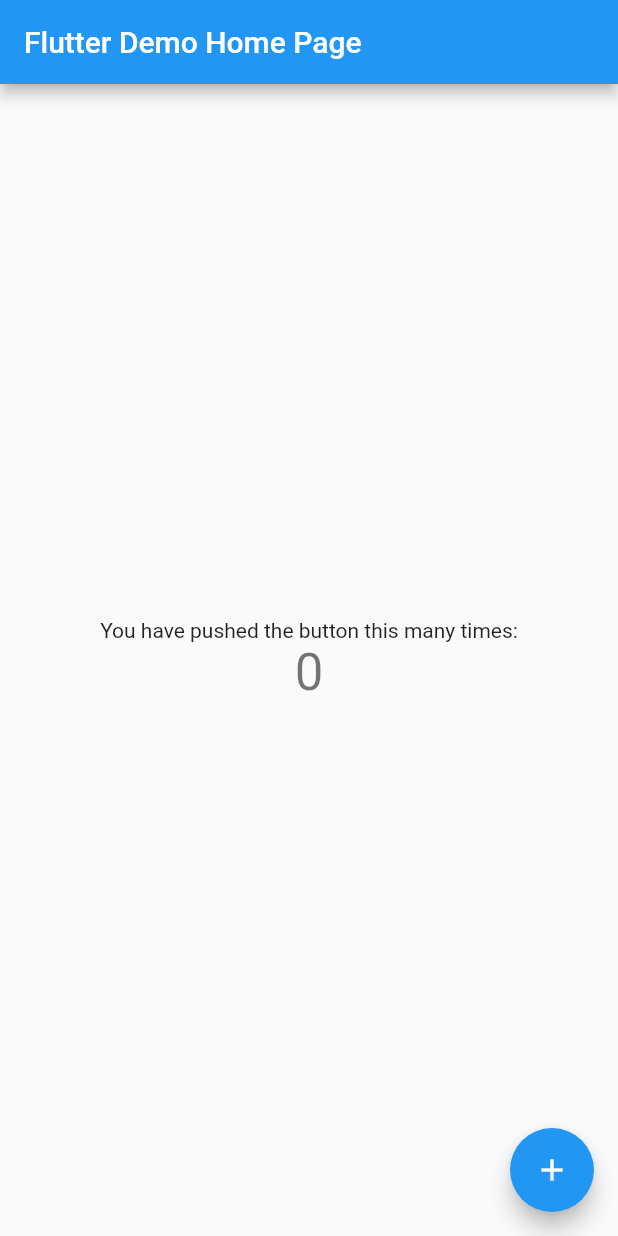
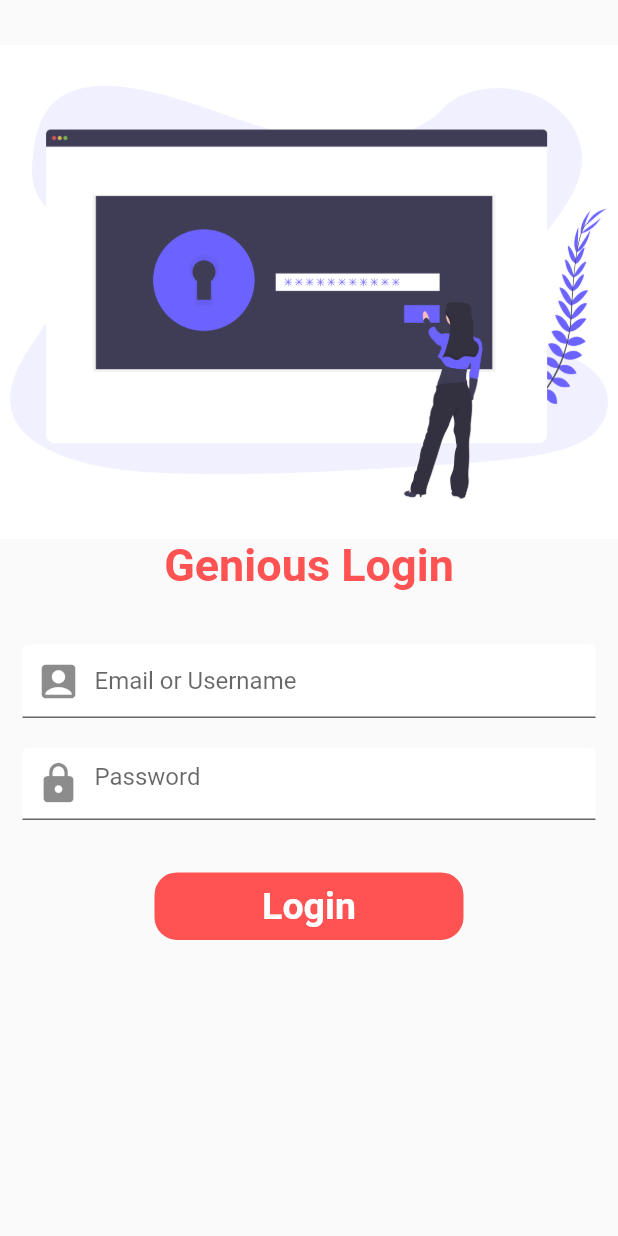
Before and after one commit to ideasbhatti/login_app, a Flutter app: the screen it shows after launch, on a phone screen of 412 x 824 dp. Run offline on Flutter 3.47's test engine with Material 2 defaults, Android fonts, the phone set to English and light mode, and no system bars.

Commit message:
Login Screen UI Design

```diff
--- a/lib/main.dart
+++ b/lib/main.dart
@@ -1,113 +1,21 @@
 import 'package:flutter/material.dart';
+import 'package:login_app/screens/home_screen.dart';
+import 'package:login_app/screens/login_screen.dart';
 
 void main() {
   runApp(MyApp());
 }
 
 class MyApp extends StatelessWidget {
-  // This widget is the root of your application.
   @override
   Widget build(BuildContext context) {
     return MaterialApp(
-      title: 'Flutter Demo',
+      debugShowCheckedModeBanner: false,
+      title: "Login App",
       theme: ThemeData(
-        // This is the theme of your application.
-        //
-        // Try running your application with "flutter run". You'll see the
-        // application has a blue toolbar. Then, without quitting the app, try
-        // changing the primarySwatch below to Colors.green and then invoke
-        // "hot reload" (press "r" in the console where you ran "flutter run",
-        // or simply save your changes to "hot reload" in a Flutter IDE).
-        // Notice that the counter didn't reset back to zero; the application
-        // is not restarted.
-        primarySwatch: Colors.blue,
+        primaryColor: Colors.redAccent,
       ),
-      home: MyHomePage(title: 'Flutter Demo Home Page'),
+      home: LoginScreen(),
     );
   }
 }
-
-class MyHomePage extends StatefulWidget {
-  MyHomePage({Key? key, required this.title}) : super(key: key);
-
-  // This widget is the home page of your application. It is stateful, meaning
-  // that it has a State object (defined below) that contains fields that affect
-  // how it looks.
-
-  // This class is the configuration for the state. It holds the values (in this
-  // case the title) provided by the parent (in this case the App widget) and
-  // used by the build method of the State. Fields in a Widget subclass are
-  // always marked "final".
-
-  final String title;
-
-  @override
-  _MyHomePageState createState() => _MyHomePageState();
-}
-
-class _MyHomePageState extends State<MyHomePage> {
-  int _counter = 0;
-
-  void _incrementCounter() {
-    setState(() {
-      // This call to setState tells the Flutter framework that something has
-      // changed in this State, which causes it to rerun the build method below
-      // so that the display can reflect the updated values. If we changed
-      // _counter without calling setState(), then the build method would not be
-      // called again, and so nothing would appear to happen.
-      _counter++;
-    });
-  }
-
-  @override
-  Widget build(BuildContext context) {
-    // This method is rerun every time setState is called, for instance as done
-    // by the _incrementCounter method above.
-    //
-    // The Flutter framework has been optimized to make rerunning build methods
-    // fast, so that you can just rebuild anything that needs updating rather
-    // than having to individually change instances of widgets.
-    return Scaffold(
-      appBar: AppBar(
-        // Here we take the value from the MyHomePage object that was created by
-        // the App.build method, and use it to set our appbar title.
-        title: Text(widget.title),
-      ),
-      body: Center(
-        // Center is a layout widget. It takes a single child and positions it
-        // in the middle of the parent.
-        child: Column(
-          // Column is also a layout widget. It takes a list of children and
-          // arranges them vertically. By default, it sizes itself to fit its
-          // children horizontally, and tries to be as tall as its parent.
-          //
-          // Invoke "debug painting" (press "p" in the console, choose the
-          // "Toggle Debug Paint" action from the Flutter Inspector in Android
-          // Studio, or the "Toggle Debug Paint" command in Visual Studio Code)
-          // to see the wireframe for each widget.
-          //
-          // Column has various properties to control how it sizes itself and
-          // how it positions its children. Here we use mainAxisAlignment to
-          // center the children vertically; the main axis here is the vertical
-          // axis because Columns are vertical (the cross axis would be
-          // horizontal).
-          mainAxisAlignment: MainAxisAlignment.center,
-          children: <Widget>[
-            Text(
-              'You have pushed the button this many times:',
-            ),
-            Text(
-              '$_counter',
-              style: Theme.of(context).textTheme.headline4,
-            ),
-          ],
-        ),
-      ),
-      floatingActionButton: FloatingActionButton(
-        onPressed: _incrementCounter,
-        tooltip: 'Increment',
-        child: Icon(Icons.add),
-      ), // This trailing comma makes auto-formatting nicer for build methods.
-    );
-  }
-}
--- /dev/null
+++ b/lib/models/user.dart
@@ -0,0 +1,28 @@
+class User {
+  final int id;
+  final String username;
+  final String password;
+
+  User(this.id, this.username, this.password);
+
+  // Encription
+  encrypt(pass) {
+    return password + 'abc';
+  }
+
+  decrypt(pass) {
+    return pass.substring(0, pass.length - 3);
+  }
+
+  bool login() {
+    if (_users[0].username == this.username &&
+        _users[0].password == this.password) {
+      return true;
+    }
+    return false;
+  }
+}
+
+List<User> _users = [
+  User(1, "sknneu", "sknneu"),
+];
--- /dev/null
+++ b/lib/screens/home_screen.dart
@@ -0,0 +1,20 @@
+import 'package:flutter/material.dart';
+import 'package:login_app/models/user.dart';
+
+class HomeScreen extends StatefulWidget {
+  final User user;
+  HomeScreen(this.user);
+  @override
+  _HomeScreenState createState() => _HomeScreenState();
+}
+
+class _HomeScreenState extends State<HomeScreen> {
+  @override
+  Widget build(BuildContext context) {
+    return Scaffold(
+      body: Center(
+        child: Text('Welcome ${widget.user.username}'),
+      ),
+    );
+  }
+}
--- /dev/null
+++ b/lib/screens/login_screen.dart
@@ -0,0 +1,130 @@
+import 'dart:ui';
+
+import 'package:flutter/material.dart';
+import 'package:login_app/models/user.dart';
+import 'package:login_app/screens/home_screen.dart';
+
+class LoginScreen extends StatefulWidget {
+  @override
+  _LoginScreenState createState() => _LoginScreenState();
+}
+
+class _LoginScreenState extends State<LoginScreen> {
+  String username = '';
+  String password = '';
+  @override
+  Widget build(BuildContext context) {
+    return Scaffold(
+      // appBar: AppBar(
+      //   title: Text('Login'),
+      // ),
+
+      body: SingleChildScrollView(
+        child: Container(
+          height: MediaQuery.of(context).size.height,
+          child: Column(
+            children: [
+              SizedBox(height: 30),
+              Image.asset(
+                "img/login2.png",
+                height: MediaQuery.of(context).size.height / 2.50,
+                width: double.infinity,
+                fit: BoxFit.cover,
+              ),
+              // For App Name
+              Text(
+                'Genious Login',
+                style: TextStyle(
+                  color: Theme.of(context).primaryColor,
+                  fontSize: 30,
+                  fontWeight: FontWeight.bold,
+                ),
+              ),
+              SizedBox(height: 20),
+
+              Padding(
+                padding: const EdgeInsets.symmetric(
+                  vertical: 15,
+                  horizontal: 15,
+                ),
+                child: TextField(
+                  onChanged: (val) {
+                    username = val;
+                  },
+                  decoration: InputDecoration(
+                    contentPadding: EdgeInsets.symmetric(
+                      // horizontal: 20,
+                      vertical: 15,
+                    ),
+                    fillColor: Colors.white,
+                    filled: true,
+                    hintText: 'Email or Username',
+                    prefixIcon: Icon(Icons.account_box_rounded, size: 30),
+                  ),
+                ),
+              ),
+              Padding(
+                padding: const EdgeInsets.symmetric(
+                  vertical: 5,
+                  horizontal: 15,
+                ),
+                child: TextField(
+                  onChanged: (val) {
+                    password = val;
+                  },
+                  obscureText: true,
+                  decoration: InputDecoration(
+                    contentPadding: EdgeInsets.symmetric(
+                      horizontal: 20,
+                      vertical: 10,
+                    ),
+                    fillColor: Colors.white,
+                    filled: true,
+                    hintText: 'Password',
+                    prefixIcon: Icon(
+                      Icons.lock,
+                      size: 30,
+                    ),
+                  ),
+                ),
+              ),
+              SizedBox(height: 30),
+              GestureDetector(
+                onTap: () {
+                  print('Username: $username, Password: $password');
+                  User user = User(1, username, password);
+                  if (user.login()) {
+                    Navigator.push(
+                      context,
+                      MaterialPageRoute(
+                        builder: (context) => HomeScreen(user),
+                      ),
+                    );
+                  }
+                },
+                child: Container(
+                  height: 45,
+                  width: MediaQuery.of(context).size.width / 2,
+                  // margin: EdgeInsets.symmetric(horizontal: 90),
+                  alignment: Alignment.center,
+                  decoration: BoxDecoration(
+                    color: Theme.of(context).primaryColor,
+                    borderRadius: BorderRadius.circular(15),
+                  ),
+                  child: Text(
+                    'Login',
+                    style: TextStyle(
+                      color: Colors.white,
+                      fontSize: 25,
+                      fontWeight: FontWeight.bold,
+                    ),
+                  ),
+                ),
+              )
+            ],
+          ),
+        ),
+      ),
+    );
+  }
+}
--- a/pubspec.yaml
+++ b/pubspec.yaml
@@ -45,8 +45,8 @@ flutter:
   uses-material-design: true
 
   # To add assets to your application, add an assets section, like this:
-  # assets:
-  #   - images/a_dot_burr.jpeg
+  assets:
+    - img/
   #   - images/a_dot_ham.jpeg
 
   # An image asset can refer to one or more resolution-specific "variants", see
```
Also changed, not shown: img/login.png (added), img/login2.png (added), 1 other file.
